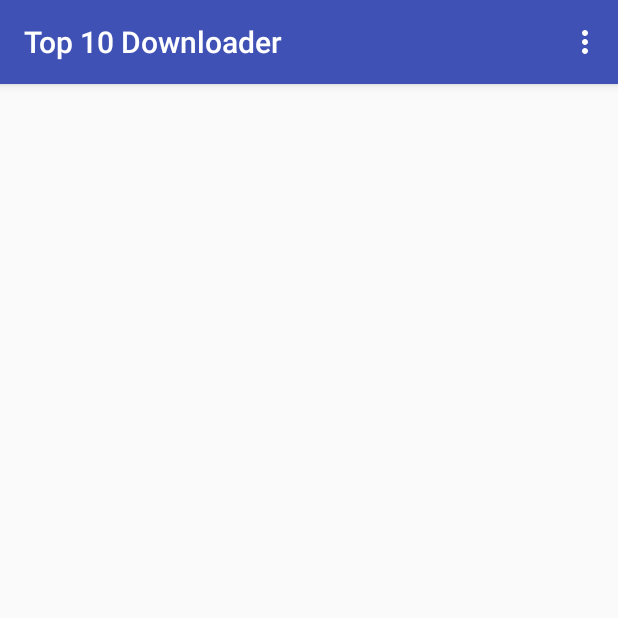
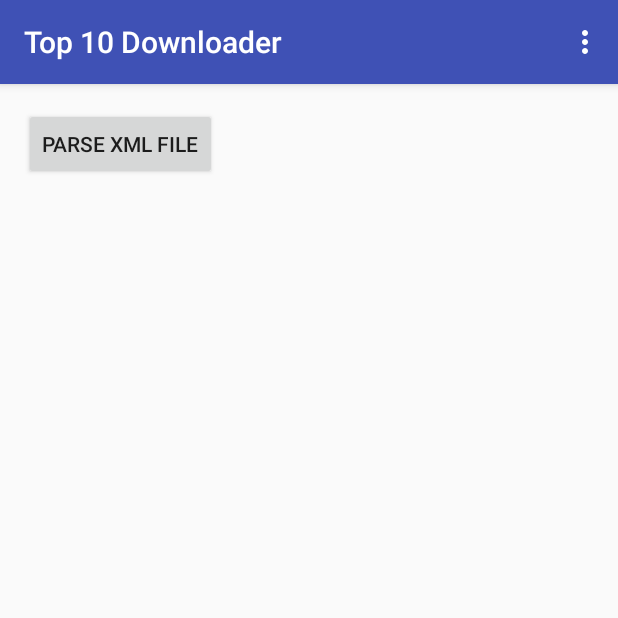
Before and after one commit to tiger30/demoTop10Downloader, an Android app: the screen it shows after launch (MainActivity), on a phone screen of 412 x 824 dp, the top half of it. Run offline under Robolectric (Android 15) with nearby library versions, the phone set to English and light mode, and no system bars.

Commit message:
Parse XML

```diff
--- a/MyApplication/app/src/main/java/com/ristudio/top10downloader/MainActivity.java
+++ b/MyApplication/app/src/main/java/com/ristudio/top10downloader/MainActivity.java
@@ -7,7 +7,9 @@ import android.support.v7.widget.Toolbar;
 import android.util.Log;
 import android.view.Menu;
 import android.view.MenuItem;
-import android.widget.TextView;
+import android.view.View;
+import android.widget.Button;
+import android.widget.ListView;
 import android.widget.Toast;
 
 import java.io.IOException;
@@ -18,7 +20,11 @@ import java.net.URL;
 
 public class MainActivity extends AppCompatActivity {
 
-    private TextView xmlTextView;
+    //    private TextView xmlTextView;
+    private String mFileContent;
+
+    private Button btnParse;
+    private ListView listApps;
 
     @Override
     protected void onCreate(Bundle savedInstanceState) {
@@ -27,7 +33,16 @@ public class MainActivity extends AppCompatActivity {
         Toolbar toolbar = (Toolbar) findViewById(R.id.toolbar);
         setSupportActionBar(toolbar);
 
-        xmlTextView = (TextView) findViewById(R.id.xmlTextView);
+//        xmlTextView = (TextView) findViewById(R.id.xmlTextView);
+        btnParse = (Button) findViewById(R.id.btnParse);
+        btnParse.setOnClickListener(new View.OnClickListener() {
+            @Override
+            public void onClick(View v) {
+                ParseApplication parseApplication = new ParseApplication(mFileContent);
+                parseApplication.process();
+            }
+        });
+        listApps = (ListView) findViewById(R.id.listApps);
 
         DownloadData downloadData = new DownloadData();
         downloadData.execute("http://ax.itunes.apple.com/WebObjects/MZStoreServices.woa/ws/RSS/topfreeapplications/limit=10/xml");
@@ -49,7 +64,7 @@ public class MainActivity extends AppCompatActivity {
 
         //noinspection SimplifiableIfStatement
         if (id == R.id.action_settings) {
-            Toast toast = Toast.makeText(getApplicationContext(),"Why are you clicking setting?", Toast.LENGTH_LONG);//4fun
+            Toast toast = Toast.makeText(getApplicationContext(), "Why are you clicking setting?", Toast.LENGTH_LONG);//4fun
             toast.show();//4fun
             return true;
         }
@@ -57,13 +72,22 @@ public class MainActivity extends AppCompatActivity {
         return super.onOptionsItemSelected(item);
     }
 
-    private class DownloadData extends AsyncTask<String, Void, String>{
-        private String mFileContent;
+    private void onClickButtonParse() {
+        btnParse.setOnClickListener(new View.OnClickListener() {
+            @Override
+            public void onClick(View v) {
+
+
+            }
+        });
+    }
+
+    private class DownloadData extends AsyncTask<String, Void, String> {
 
         @Override
         protected String doInBackground(String... params) {
             mFileContent = downloadXMLFile(params[0]);
-            if (mFileContent == null){
+            if (mFileContent == null) {
                 Log.d("DownloadData", "error downloading");
             }
             return mFileContent;
@@ -73,10 +97,10 @@ public class MainActivity extends AppCompatActivity {
         protected void onPostExecute(String result) {
             super.onPostExecute(result);
             Log.d("DownloadData", "Result was " + result);
-            xmlTextView.setText(mFileContent);
+//            xmlTextView.setText(mFileContent);
         }
 
-        private String downloadXMLFile (String urlPath){
+        private String downloadXMLFile(String urlPath) {
             StringBuilder tempBuffer = new StringBuilder();
             try {
                 URL url = new URL(urlPath);
@@ -89,9 +113,9 @@ public class MainActivity extends AppCompatActivity {
 
                 int charRead;
                 char[] inputBuffer = new char[500];//temporary buffer, allocating space at this stage to read 500 bytes at time
-                while (true){
+                while (true) {
                     charRead = isr.read(inputBuffer);
-                    if (charRead <= 0){
+                    if (charRead <= 0) {
                         break;
                     }
                     tempBuffer.append(String.copyValueOf(inputBuffer, 0, charRead));
@@ -99,14 +123,15 @@ public class MainActivity extends AppCompatActivity {
 
                 return tempBuffer.toString();
 
-            } catch (IOException e){
+            } catch (IOException e) {
                 Log.d("DownloadData", "IO Exception reading data" + e.getMessage());
 //                e.printStackTrace();
-            } catch (SecurityException e){
-                Log.d("DownloadData","Security exception. Need permission?" + e.getMessage());
+            } catch (SecurityException e) {
+                Log.d("DownloadData", "Security exception. Need permission?" + e.getMessage());
             }
 
             return null;
         }
     }
+
 }
--- a/MyApplication/app/src/main/res/layout/content_main.xml
+++ b/MyApplication/app/src/main/res/layout/content_main.xml
@@ -12,9 +12,26 @@
     tools:context="com.ristudio.top10downloader.MainActivity"
     tools:showIn="@layout/activity_main">
 
-    <TextView
-        android:id="@+id/xmlTextView"
+    <!--<TextView-->
+        <!--android:id="@+id/xmlTextView"-->
+        <!--android:layout_width="wrap_content"-->
+        <!--android:layout_height="wrap_content"-->
+        <!--android:text="Hello World!" />-->
+    <Button
         android:layout_width="wrap_content"
         android:layout_height="wrap_content"
-        android:text="Hello World!" />
+        android:text="@string/button_Parse"
+        android:id="@+id/btnParse"
+        android:layout_alignParentTop="true"
+        android:layout_alignParentLeft="true"
+        android:layout_alignParentStart="true" />
+
+    <ListView
+        android:layout_width="wrap_content"
+        android:layout_height="wrap_content"
+        android:id="@+id/listApps"
+        android:layout_below="@+id/btnParse"
+        android:layout_alignParentLeft="false"
+        android:layout_alignParentStart="true"
+        android:layout_alignParentBottom="true" />
 </RelativeLayout>
--- a/MyApplication/app/src/main/res/values/strings.xml
+++ b/MyApplication/app/src/main/res/values/strings.xml
@@ -1,4 +1,5 @@
 <resources>
     <string name="app_name">Top 10 Downloader</string>
     <string name="action_settings">Settings</string>
+    <string name="button_Parse">Parse XML file</string>
 </resources>
```
Also changed, not shown: MyApplication/app/src/main/java/com/ristudio/top10downloader/Application.java (added, +34 -0 lines), MyApplication/app/src/main/java/com/ristudio/top10downloader/ParseApplication.java (added, +64 -0 lines).
